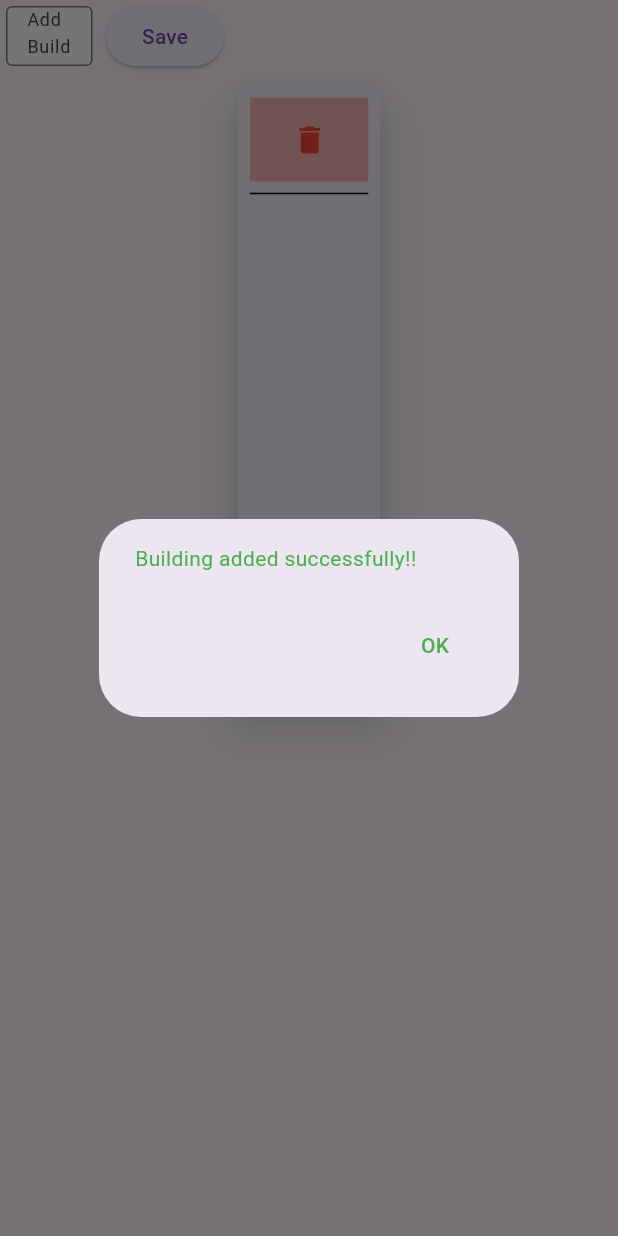
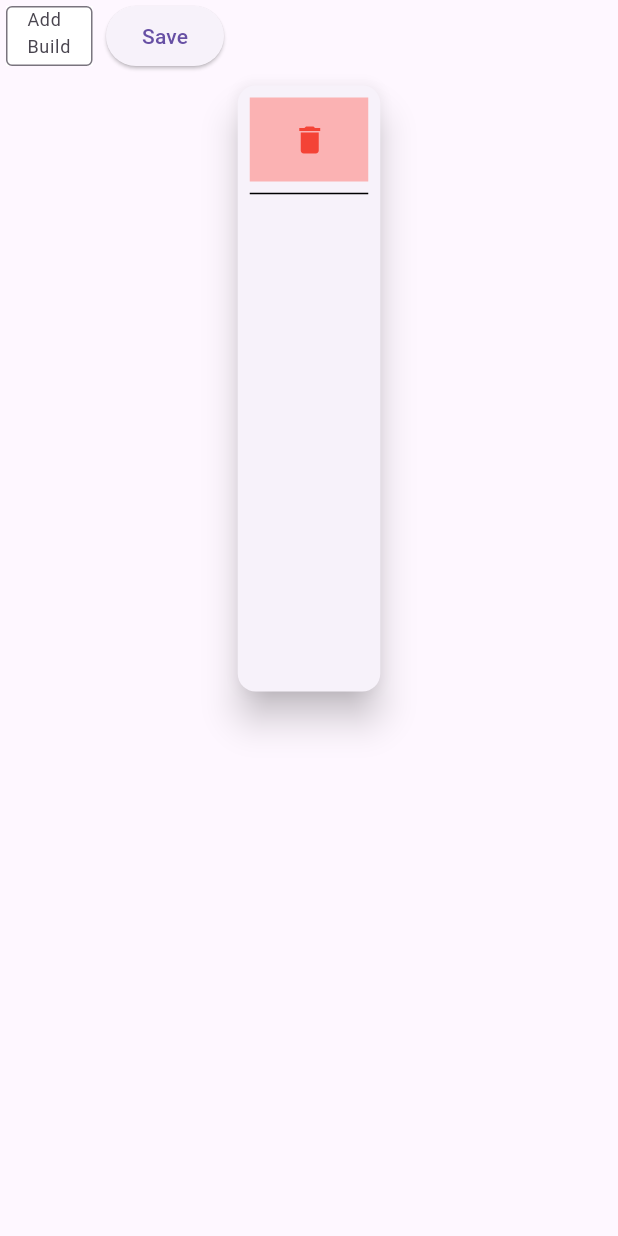
Before and after one commit to aamirk1/tmsAdminUpdated, a Flutter app: the BuildingList screen opened directly, after a tap on "Save", on a phone screen of 412 x 824 dp. Run offline on Flutter 3.47's test engine with Material 3 defaults, Android fonts, the phone set to English and light mode, and no system bars; our stand-ins replace carousel_slider, cloud_firestore, data_table_2, dropdown_button2, firebase_auth, firebase_core and 3 more; missing offline and left inert: image_network; accounts and stored records are empty.

Commit message:
remove success msg

```diff
--- a/lib/Master/itemMaster/buildingList.dart
+++ b/lib/Master/itemMaster/buildingList.dart
@@ -72,7 +72,7 @@ class _BuildingListState extends State<BuildingList> {
               ElevatedButton(
                   onPressed: () {
                     storeData(buildingNumberController.text).whenComplete(() {
-                      popupmessage('Building added successfully!!');
+                      buildingNumberController.clear();
                     });
                   },
                   child: const Text('Save')),
@@ -109,10 +109,10 @@ class _BuildingListState extends State<BuildingList> {
                                 return Column(
                                   children: [
                                     ListTile(
-                                      selected: index == provider.selectedbuildingIndex,
+                                      selected: index ==
+                                          provider.selectedbuildingIndex,
                                       selectedTileColor: lightMarron,
                                       onTap: () {
-
                                         provider.setBuildingIndex(index);
                                         provider.setBuildingNumber(snapshot.data
                                             .docs[index]['buildingNumber']);
@@ -192,31 +192,31 @@ class _BuildingListState extends State<BuildingList> {
     }
   }
 
-  void popupmessage(String msg) {
-    final provider = Provider.of<AllBuildingProvider>(context, listen: false);
-    showDialog(
-        context: context,
-        builder: (BuildContext context) {
-          return Center(
-            child: AlertDialog(
-              content: Text(
-                msg,
-                style: const TextStyle(fontSize: 14, color: Colors.green),
-              ),
-              actions: [
-                TextButton(
-                    onPressed: () {
-                      Navigator.pop(context);
-                      buildingNumberController.clear();
-                      provider.setLoadWidget(false);
-                    },
-                    child: const Text(
-                      'OK',
-                      style: TextStyle(color: Colors.green),
-                    ))
-              ],
-            ),
-          );
-        });
-  }
+  // void popupmessage(String msg) {
+  //   final provider = Provider.of<AllBuildingProvider>(context, listen: false);
+  //   showDialog(
+  //       context: context,
+  //       builder: (BuildContext context) {
+  //         return Center(
+  //           child: AlertDialog(
+  //             content: Text(
+  //               msg,
+  //               style: const TextStyle(fontSize: 14, color: Colors.green),
+  //             ),
+  //             actions: [
+  //               TextButton(
+  //                   onPressed: () {
+  //                     Navigator.pop(context);
+  //                     buildingNumberController.clear();
+  //                     provider.setLoadWidget(false);
+  //                   },
+  //                   child: const Text(
+  //                     'OK',
+  //                     style: TextStyle(color: Colors.green),
+  //                   ))
+  //             ],
+  //           ),
+  //         );
+  //       });
+  // }
 }
```
Also changed, not shown: lib/Master/createUser/createUser.dart (+38 -37 lines), lib/Master/itemMaster/floorList.dart (+29 -28 lines), lib/Master/itemMaster/listOfAsset.dart (+30 -29 lines), lib/Master/itemMaster/roomList.dart (+29 -28 lines), lib/Master/work/listOfWork.dart (+26 -27 lines), 1 other file.
